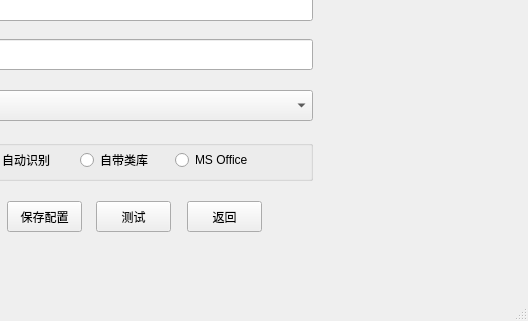
First picture: the form in configsetting.ui, repository ainiaa/splitExcel, before the edit; both pictures show x 198 to 726 and y 193 to 514 of the 726 by 514 pixel window.
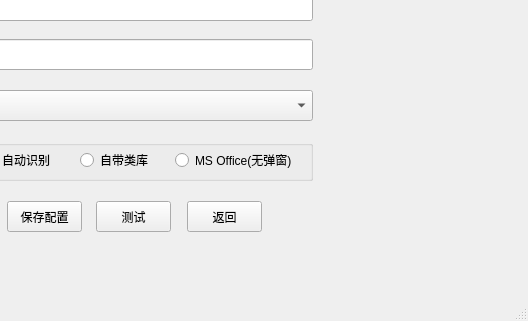
Second picture: the form after the edit. Icons and pictures are not drawn.

```diff
--- a/configsetting.ui
+++ b/configsetting.ui
@@ -338,12 +338,12 @@
       <rect>
        <x>203</x>
        <y>12</y>
-       <width>89</width>
+       <width>131</width>
        <height>16</height>
       </rect>
      </property>
      <property name="text">
-      <string>MS Office</string>
+      <string>MS Office(无弹窗)</string>
      </property>
     </widget>
    </widget>
```
